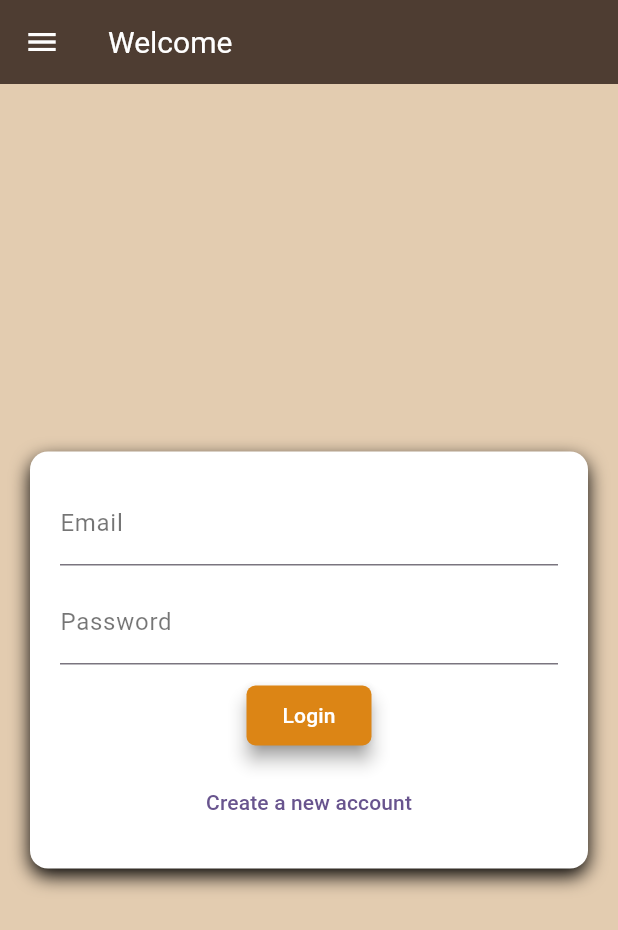
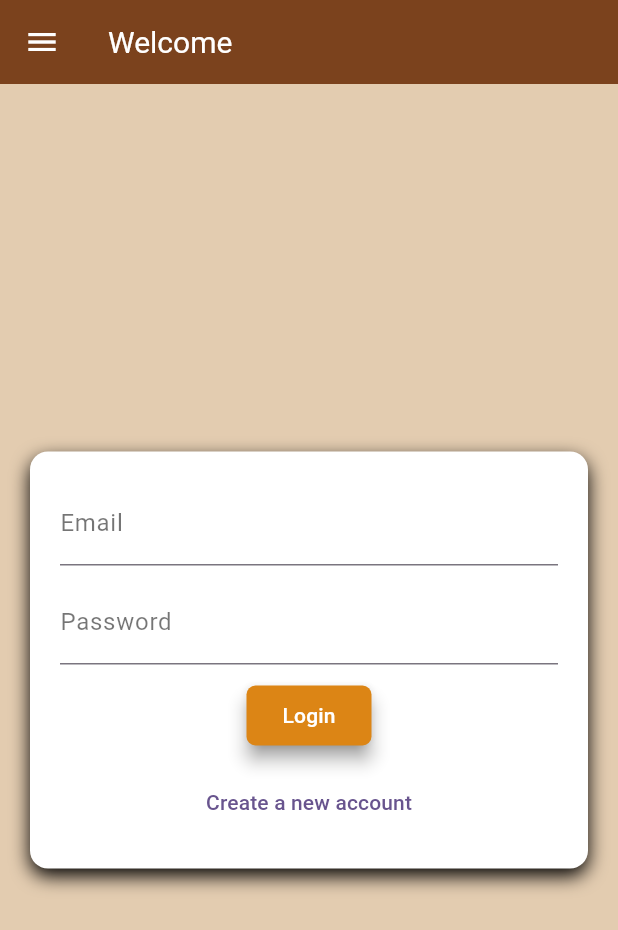
Before and after one commit to VoxMonstra/CSC-4610-Web-Warriors, a Flutter app: the screen it shows after launch, on a phone screen of 412 x 824 dp. Shown: the top 930 px of the screen. Run offline on Flutter 3.47's test engine with Material 3 defaults, Android fonts, the phone set to English and light mode, and no system bars; our stand-ins replace flutter_secure_storage, google_fonts, shared_preferences.

Commit message:
chore: changed background color

```diff
--- a/src/lib/main.dart
+++ b/src/lib/main.dart
@@ -59,7 +59,7 @@ class _MyAppState extends State<MyApp> {
       debugShowCheckedModeBanner: false,
       theme: ThemeData(
         appBarTheme: const AppBarTheme(
-          backgroundColor: Color(0xFF4E3D32),
+          backgroundColor: Color(0xFF7B421D),
           titleTextStyle: TextStyle(color: Colors.white, fontSize: 20),
         ),
         colorScheme: ColorScheme.fromSeed(seedColor: Colors.deepPurple),
```
